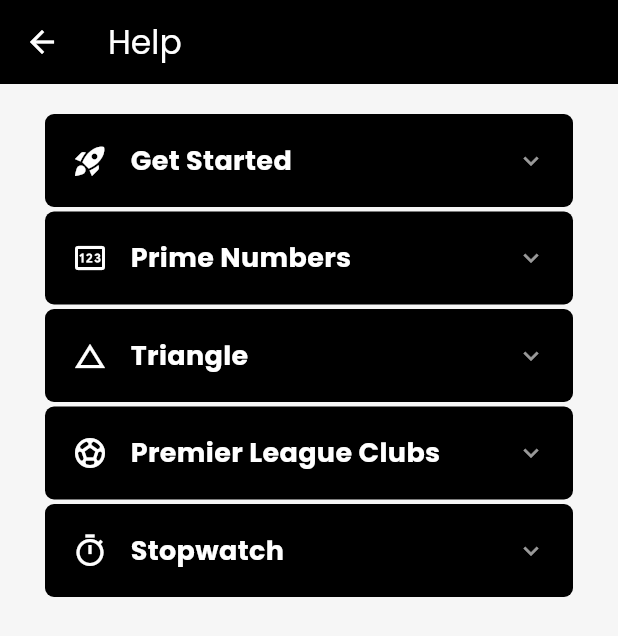
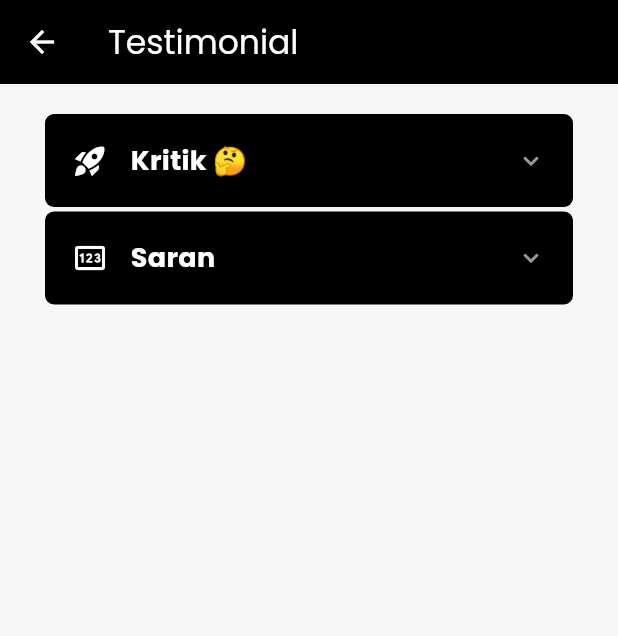
Before and after one commit to plirapli/tpm_final_project, a Flutter app: the HelpPage screen opened directly, on a phone screen of 412 x 824 dp. Shown: the top 636 px of the screen. Run offline on Flutter 3.47's test engine with Material 3 defaults, Android fonts, the phone set to English and light mode, and no system bars; drawn by our look-alikes of accordion; our stand-ins replace flutter_native_splash, google_fonts, jwt_decoder, shared_preferences; accounts and stored records are empty.

Commit message:
testi update

```diff
--- a/lib/views/profile/testimonial/help.dart
+++ b/lib/views/profile/testimonial/help.dart
@@ -21,7 +21,7 @@
   Widget build(BuildContext context) {
     return Scaffold(
       backgroundColor: const Color.fromARGB(255, 246, 246, 246),
-      appBar: AppBar(title: const Text('Help')),
+      appBar: AppBar(title: const Text('Testimonial')),
       body: Container(
         height: MediaQuery.of(context).size.height,
         padding: const EdgeInsets.symmetric(horizontal: 20),
@@ -40,35 +40,14 @@
           children: [
             AccordionSection(
               leftIcon: const Icon(Icons.rocket_launch, color: Colors.white),
-              header: const Text('Get Started', style: headerStyle),
-              content: const Column(children: [GetStartedContent()]),
+              header: const Text('Kritik 🤔', style: headerStyle),
+              content: const Column(children: [KritikContent()]),
             ),
             AccordionSection(
               leftIcon: const Icon(Icons.pin_outlined, color: Colors.white),
-              header: const Text('Prime Numbers', style: headerStyle),
+              header: const Text('Saran', style: headerStyle),
               content: const Column(
-                children: [PrimeNumberContent()],
-              ),
-            ),
-            AccordionSection(
-              leftIcon: const Icon(Icons.change_history, color: Colors.white),
-              header: const Text('Triangle', style: headerStyle),
-              content: const Column(
-                children: [TriangleContent()],
-              ),
-            ),
-            AccordionSection(
-              leftIcon: const Icon(Icons.sports_soccer, color: Colors.white),
-              header: const Text('Premier League Clubs', style: headerStyle),
-              content: const Column(
-                children: [ClubsContent()],
-              ),
-            ),
-            AccordionSection(
-              leftIcon: const Icon(Icons.timer_outlined, color: Colors.white),
-              header: const Text('Stopwatch', style: headerStyle),
-              content: const Column(
-                children: [StopwatchContent()],
+                children: [SaranContent()],
               ),
             ),
           ],
```
Also changed, not shown: lib/views/profile/testimonial/content.dart (+8 -76 lines).
